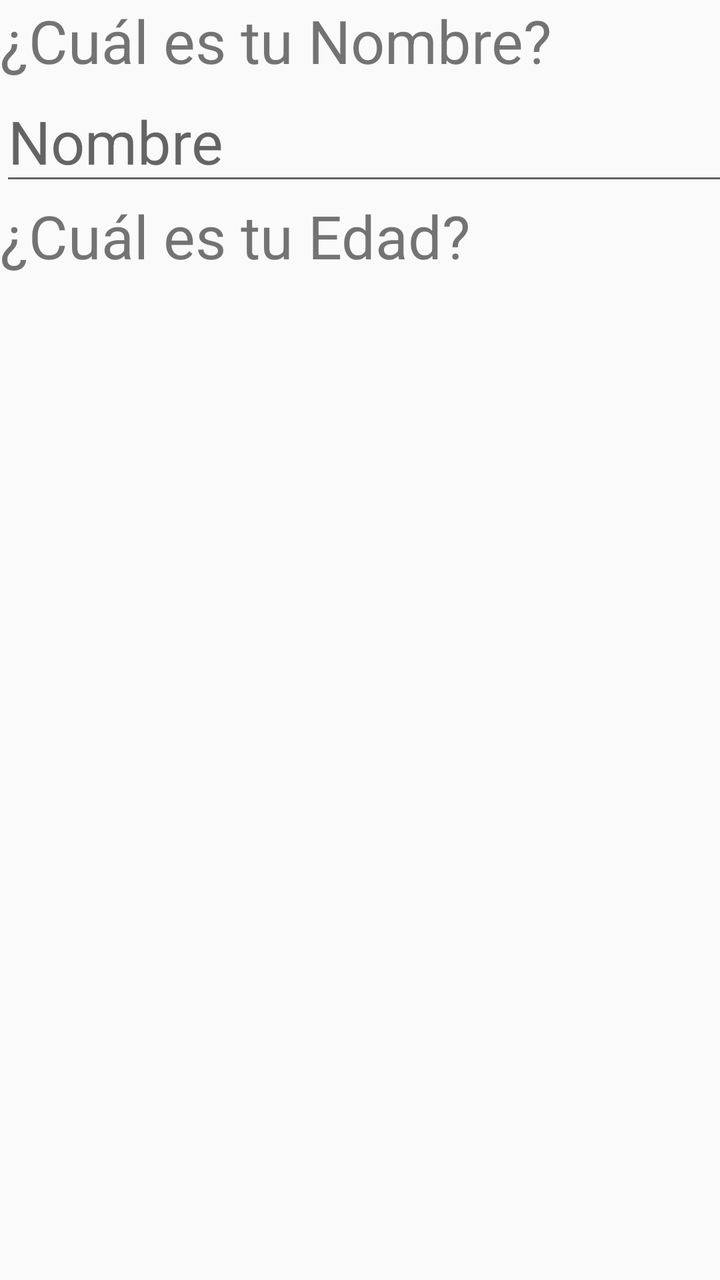
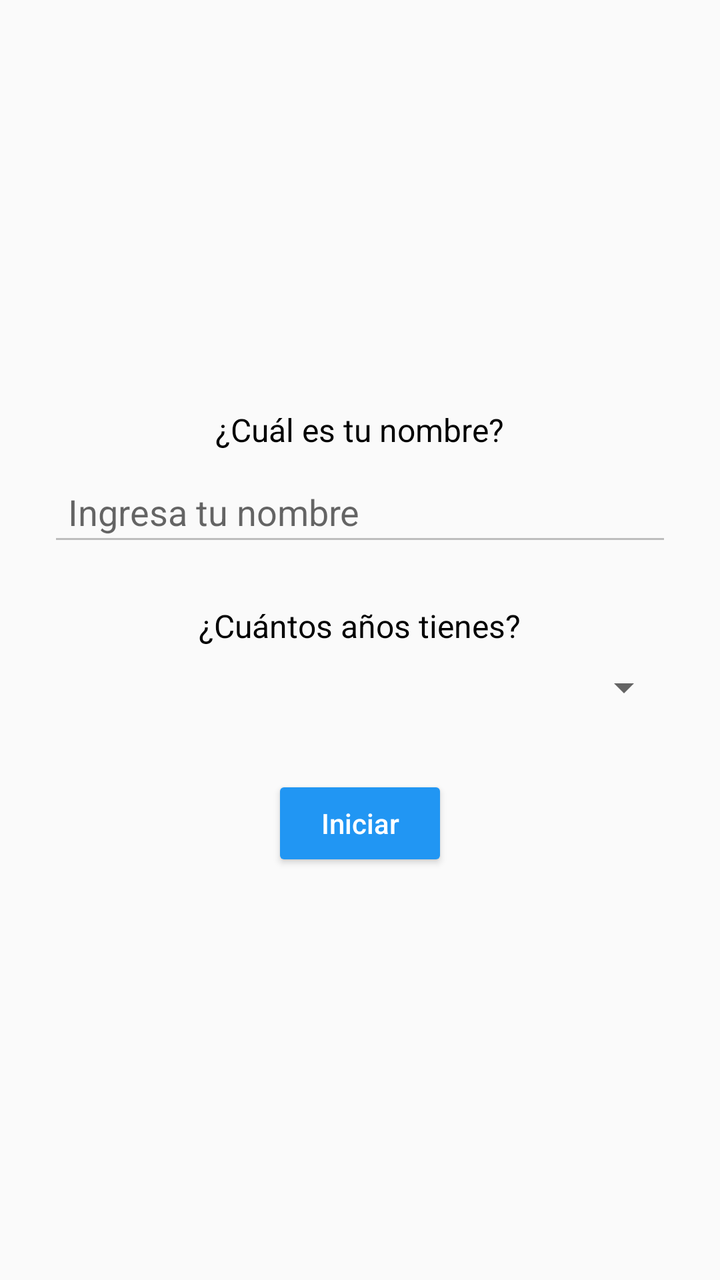

Compare the two renders of this Android layout. The source of the first and the diff that turns it into the second are given below.
<!-- AndroidManifest.xml: application theme Theme.Seminconductoresninos -->
<!-- res/layout/activity_home.xml -->
<?xml version="1.0" encoding="utf-8"?>
<androidx.constraintlayout.widget.ConstraintLayout xmlns:android="http://schemas.android.com/apk/res/android"
    xmlns:tools="http://schemas.android.com/tools"
    android:layout_width="match_parent"
    android:layout_height="match_parent">

    <LinearLayout
        android:layout_width="409dp"
        android:layout_height="729dp"
        android:orientation="vertical"
        tools:layout_editor_absoluteX="1dp"
        tools:layout_editor_absoluteY="1dp">

        <TextView
            android:id="@+id/textView2"
            android:layout_width="match_parent"
            android:layout_height="wrap_content"
            android:text="¿Cuál es tu Nombre?"
            android:textSize="30dp" />

        <EditText
            android:id="@+id/editTextText"
            android:layout_width="match_parent"
            android:layout_height="wrap_content"
            android:ems="10"
            android:hint="Nombre"
            android:inputType="text"
            android:textSize="30dp" />

        <TextView
            android:id="@+id/textView3"
            android:layout_width="match_parent"
            android:layout_height="wrap_content"
            android:text="¿Cuál es tu Edad?"
            android:textSize="30dp" />

        <Spinner
            android:id="@+id/spinner"
            android:layout_width="match_parent"
            android:layout_height="wrap_content" />
    </LinearLayout>
</androidx.constraintlayout.widget.ConstraintLayout>
<!-- resources referenced by this layout -->
<resources>
  <style name="Theme.Seminconductoresninos" parent="Theme.AppCompat.Light.NoActionBar">
          <item name="colorPrimary">@color/purple_500</item>
          <item name="colorPrimaryVariant">@color/purple_700</item>
          <item name="colorOnPrimary">@color/white</item>
          <item name="colorSecondary">@color/teal_200</item>
          <item name="colorSecondaryVariant">@color/teal_700</item>
          <item name="colorOnSecondary">@color/black</item>
  
          <item name="android:statusBarColor">?attr/colorPrimaryVariant</item>
  
          <item name="android:fitsSystemWindows">true</item>
  
          <item name="android:windowTranslucentStatus">false</item>
  
      </style>
  <color name="purple_500">#FF6200EE</color>
  <color name="purple_700">#FF3700B3</color>
  <color name="white">#FFFFFFFF</color>
  <color name="teal_200">#FF03DAC5</color>
  <color name="teal_700">#FF018786</color>
  <color name="black">#FF000000</color>
</resources>

<!-- the commit's change to res/layout/activity_home.xml (unified diff, before → after) -->
@@ -1,42 +1,62 @@
 <?xml version="1.0" encoding="utf-8"?>
-<androidx.constraintlayout.widget.ConstraintLayout xmlns:android="http://schemas.android.com/apk/res/android"
+<LinearLayout xmlns:android="http://schemas.android.com/apk/res/android"
+    xmlns:app="http://schemas.android.com/apk/res-auto"
     xmlns:tools="http://schemas.android.com/tools"
     android:layout_width="match_parent"
-    android:layout_height="match_parent">
+    android:layout_height="match_parent"
+    android:orientation="vertical"
+    android:gravity="center"
+    android:padding="24dp"
+    tools:context=".Home">
 
-    <LinearLayout
-        android:layout_width="409dp"
-        android:layout_height="729dp"
-        android:orientation="vertical"
-        tools:layout_editor_absoluteX="1dp"
-        tools:layout_editor_absoluteY="1dp">
+    
+    <TextView
+        android:id="@+id/textViewNombre"
+        android:layout_width="wrap_content"
+        android:layout_height="wrap_content"
+        android:text="¿Cuál es tu nombre?"
+        android:textSize="16sp"
+        android:textColor="#000000"
+        android:layout_marginBottom="8dp" />
 
-        <TextView
-            android:id="@+id/textView2"
-            android:layout_width="match_parent"
-            android:layout_height="wrap_content"
-            android:text="¿Cuál es tu Nombre?"
-            android:textSize="30dp" />
+    
+    <EditText
+        android:id="@+id/editTextNombre"
+        android:layout_width="match_parent"
+        android:layout_height="wrap_content"
+        android:hint="Ingresa tu nombre"
+        android:inputType="textPersonName"
+        android:backgroundTint="@color/gray"
+        android:padding="10dp"
+        android:layout_marginBottom="24dp" />
 
-        <EditText
-            android:id="@+id/editTextText"
-            android:layout_width="match_parent"
-            android:layout_height="wrap_content"
-            android:ems="10"
-            android:hint="Nombre"
-            android:inputType="text"
-            android:textSize="30dp" />
+    
+    <TextView
+        android:id="@+id/textViewEdad"
+        android:layout_width="wrap_content"
+        android:layout_height="wrap_content"
+        android:text="¿Cuántos años tienes?"
+        android:textSize="16sp"
+        android:textColor="#000000"
+        android:layout_marginBottom="8dp" />
 
-        <TextView
-            android:id="@+id/textView3"
-            android:layout_width="match_parent"
-            android:layout_height="wrap_content"
-            android:text="¿Cuál es tu Edad?"
-            android:textSize="30dp" />
+    
+    <Spinner
+        android:id="@+id/spinnerEdad"
+        android:layout_width="match_parent"
+        android:layout_height="wrap_content"
+        android:layout_marginBottom="32dp" />
 
-        <Spinner
-            android:id="@+id/spinner"
-            android:layout_width="match_parent"
-            android:layout_height="wrap_content" />
-    </LinearLayout>
-</androidx.constraintlayout.widget.ConstraintLayout>
+    
+    <Button
+        android:id="@+id/btnIniciar"
+        android:layout_width="wrap_content"
+        android:layout_height="wrap_content"
+        android:text="Iniciar"
+        android:textAllCaps="false"
+        android:paddingHorizontal="24dp"
+        android:paddingVertical="8dp"
+        android:backgroundTint="#2196F3"
+        android:textColor="#FFFFFF" />
+
+</LinearLayout>
<!-- resource entries referenced after the edit -->
@@ -1,5 +1,6 @@
 <!-- resources referenced by this layout -->
 <resources>
+  <color name="gray">#BDBDBD</color>
   <style name="Theme.Seminconductoresninos" parent="Theme.AppCompat.Light.NoActionBar">
           <item name="colorPrimary">@color/purple_500</item>
           <item name="colorPrimaryVariant">@color/purple_700</item>
